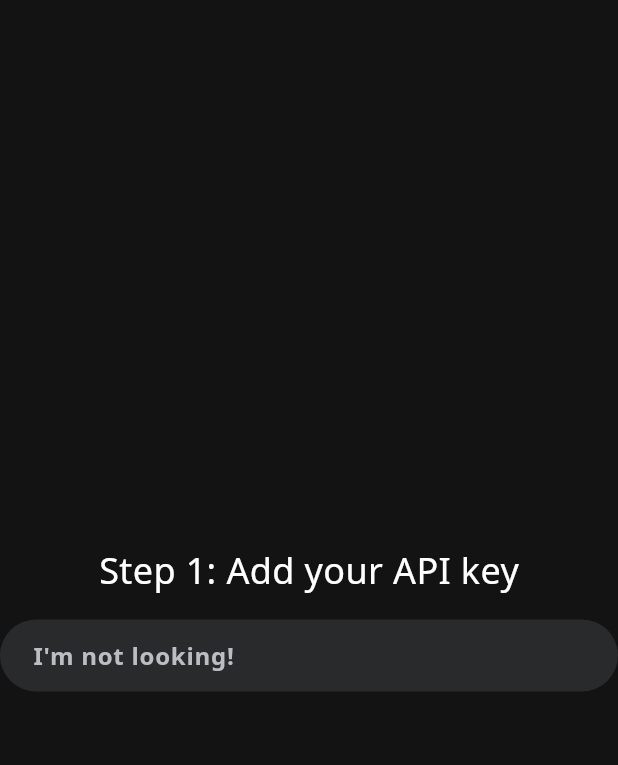
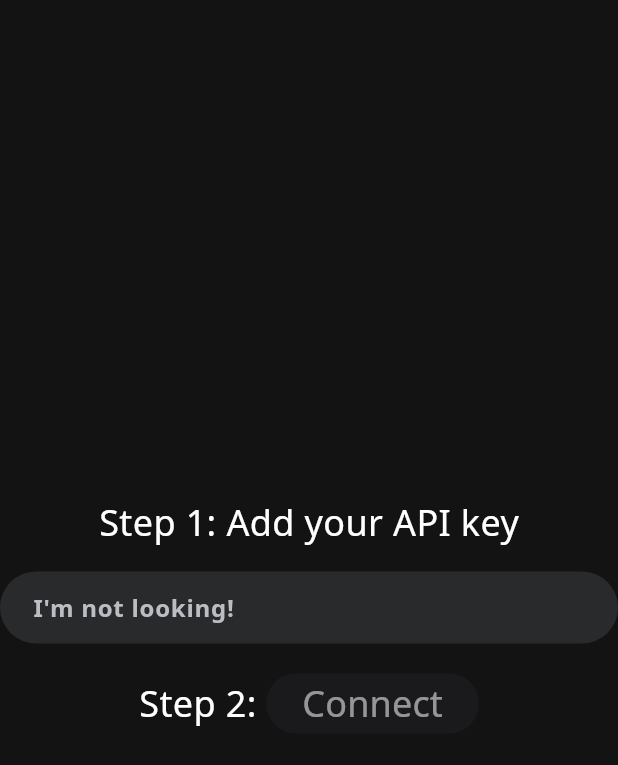
Before and after one commit to duccdev/gemmy, a Flutter app: the screen it shows after launch, on a phone screen of 412 x 824 dp. Shown: the top 765 px of the screen. Run offline on Flutter 3.47's test engine with Material 3 defaults, Android fonts, the phone set to English and light mode, and no system bars; our stand-ins replace shared_preferences; project files that could hold a hidden picture were left out.

Commit message:
feat: add step 2 to setup page, EzButton, and utils

```diff
--- a/lib/pages/setup.dart
+++ b/lib/pages/setup.dart
@@ -1,22 +1,29 @@
 import 'package:flutter/material.dart';
 import 'package:gemmy/globals.dart';
+import 'package:gemmy/utils/pad_widgets.dart';
+import 'package:gemmy/widgets/ez/button.dart';
 import 'package:gemmy/widgets/ez/text.dart';
 import 'package:gemmy/widgets/ez/textfield.dart';
 
-class SetupPage extends StatelessWidget {
+class SetupPage extends StatefulWidget {
   const SetupPage({super.key});
+
+  @override
+  State<SetupPage> createState() => _SetupPageState();
+}
+
+class _SetupPageState extends State<SetupPage> {
+  bool _step2Disabled = true;
 
   @override
   Widget build(BuildContext context) {
     return Center(
       child: Column(
-        crossAxisAlignment: CrossAxisAlignment.center,
         mainAxisAlignment: MainAxisAlignment.center,
-        children: <Widget>[
-          const Padding(
-            padding: EdgeInsets.only(bottom: 16),
-            child: EzText('Step 1: Add your API key'),
-          ),
+        children: padWidgets(
+          const EdgeInsets.only(bottom: 16),
+          <Widget>[
+            const EzText('Step 1: Add your API key'),
             SizedBox(
               width: 512,
               child: EzTextField(
@@ -35,7 +42,18 @@ class SetupPage extends StatelessWidget {
                 },
               ),
             ),
+            Row(
+              mainAxisAlignment: MainAxisAlignment.center,
+              children: <Widget>[
+                const EzText('Step 2: '),
+                EzButton(
+                    onPressed: _step2Disabled ? null : () {},
+                    child: EzText('Connect',
+                        color: _step2Disabled ? Colors.white54 : Colors.white)),
               ],
+            ),
+          ],
+        ),
       ),
     );
   }
--- /dev/null
+++ b/lib/utils/pad_widgets.dart
@@ -0,0 +1,11 @@
+import 'package:flutter/material.dart';
+
+List<Widget> padWidgets(EdgeInsets padding, List<Widget> widgets) {
+  return widgets
+      .asMap()
+      .entries
+      .map((e) => e.key == (widgets.length - 1)
+          ? e.value
+          : Padding(padding: padding, child: e.value))
+      .toList();
+}
--- /dev/null
+++ b/lib/widgets/ez/button.dart
@@ -0,0 +1,24 @@
+import 'package:flutter/material.dart';
+
+typedef OnPressedCallback = void Function();
+
+class EzButton extends StatelessWidget {
+  const EzButton({super.key, required this.child, required this.onPressed});
+
+  final Widget child;
+  final OnPressedCallback? onPressed;
+
+  @override
+  Widget build(BuildContext context) {
+    return ElevatedButton(
+      onPressed: onPressed,
+      style: ElevatedButton.styleFrom(
+        backgroundColor: const Color(0xFF282A2C),
+        disabledBackgroundColor: const Color(0xFF1A1A1C),
+        disabledForegroundColor: Colors.white54,
+        overlayColor: Colors.white,
+      ),
+      child: child,
+    );
+  }
+}
```
Lines whose indentation alone changed are shown as unchanged.
